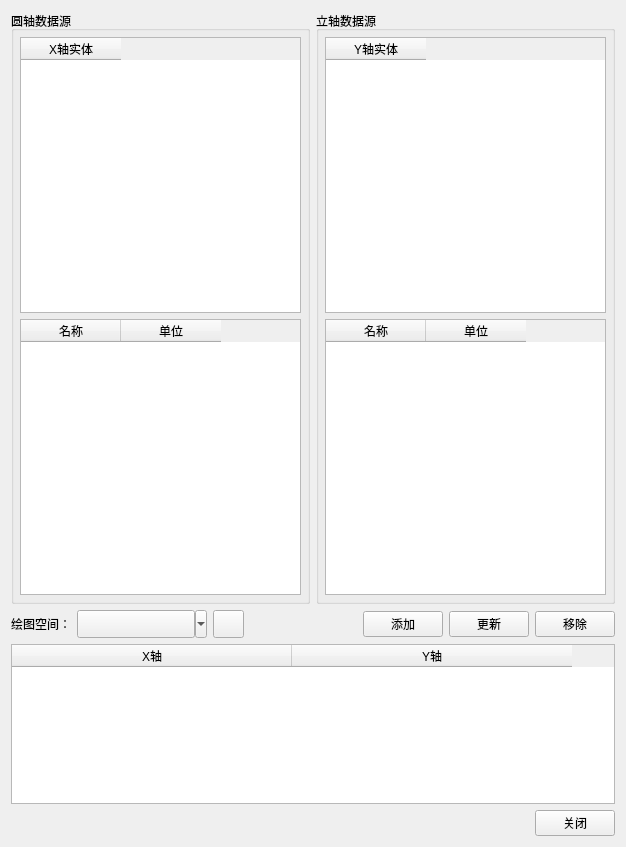
Qt form AddPlotPair.ui (whatudone/plotxy) before a commit.
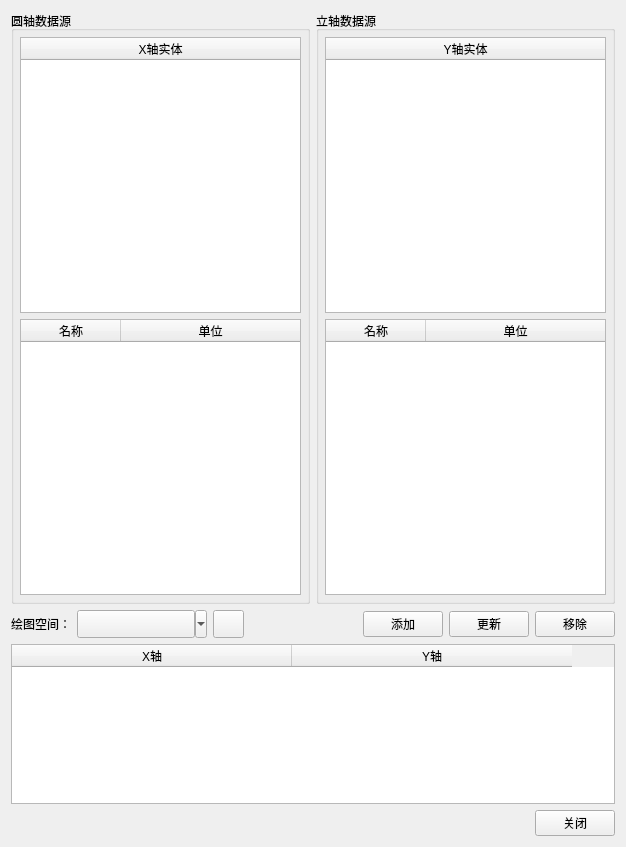
The same form after that commit. The open tabs and pages were chosen to show the change.

What changed in the file:
```diff
--- a/AddPlotPair.ui
+++ b/AddPlotPair.ui
@@ -930,6 +930,9 @@
           </property>
           <item>
            <widget class="QTableWidget" name="tableWidget_Entity_Attitude1">
+            <attribute name="horizontalHeaderStretchLastSection">
+             <bool>true</bool>
+            </attribute>
             <column>
              <property name="text">
               <string>X轴实体</string>
@@ -942,6 +945,9 @@
           </item>
           <item>
            <widget class="QTableWidget" name="tableWidget_nameUnits_Attitude1">
+            <attribute name="horizontalHeaderStretchLastSection">
+             <bool>true</bool>
+            </attribute>
             <column>
              <property name="text">
               <string>名称</string>
@@ -983,6 +989,9 @@
           </property>
           <item>
            <widget class="QTableWidget" name="tableWidget_Entity_Attitude2">
+            <attribute name="horizontalHeaderStretchLastSection">
+             <bool>true</bool>
+            </attribute>
             <column>
              <property name="text">
               <string>Y轴实体</string>
@@ -995,6 +1004,9 @@
           </item>
           <item>
            <widget class="QTableWidget" name="tableWidget_nameUnits_Attitude2">
+            <attribute name="horizontalHeaderStretchLastSection">
+             <bool>true</bool>
+            </attribute>
             <column>
              <property name="text">
               <string>名称</string>
```
Left out of the diff: 5 changed lines with no effect on the pictures.
